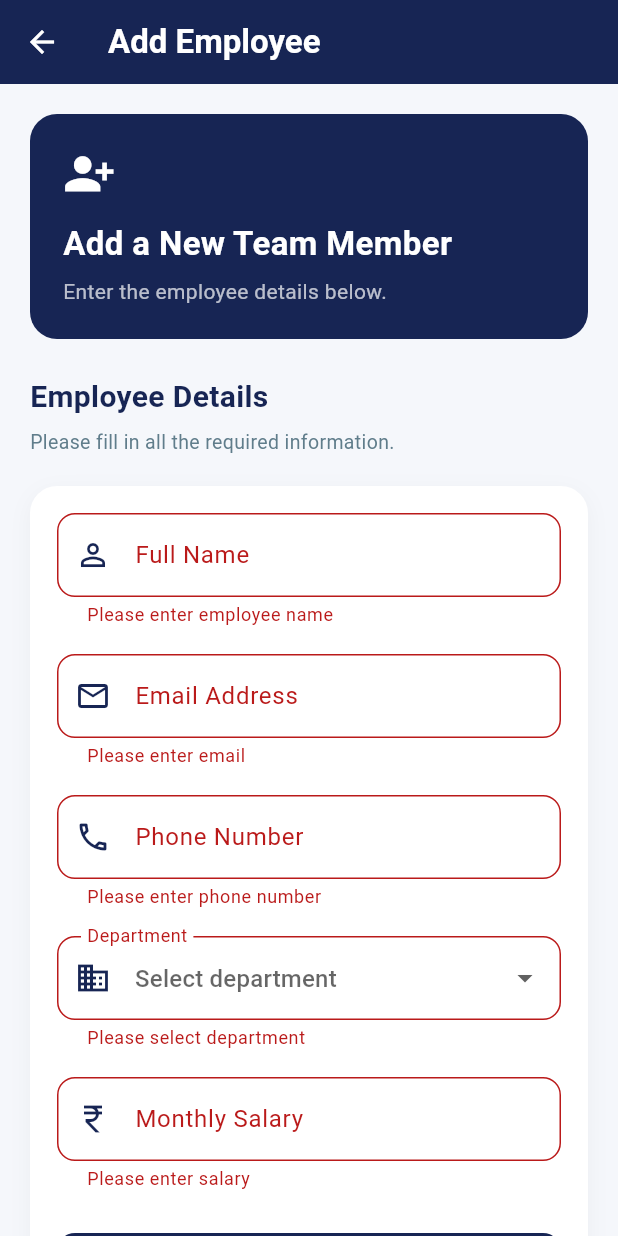
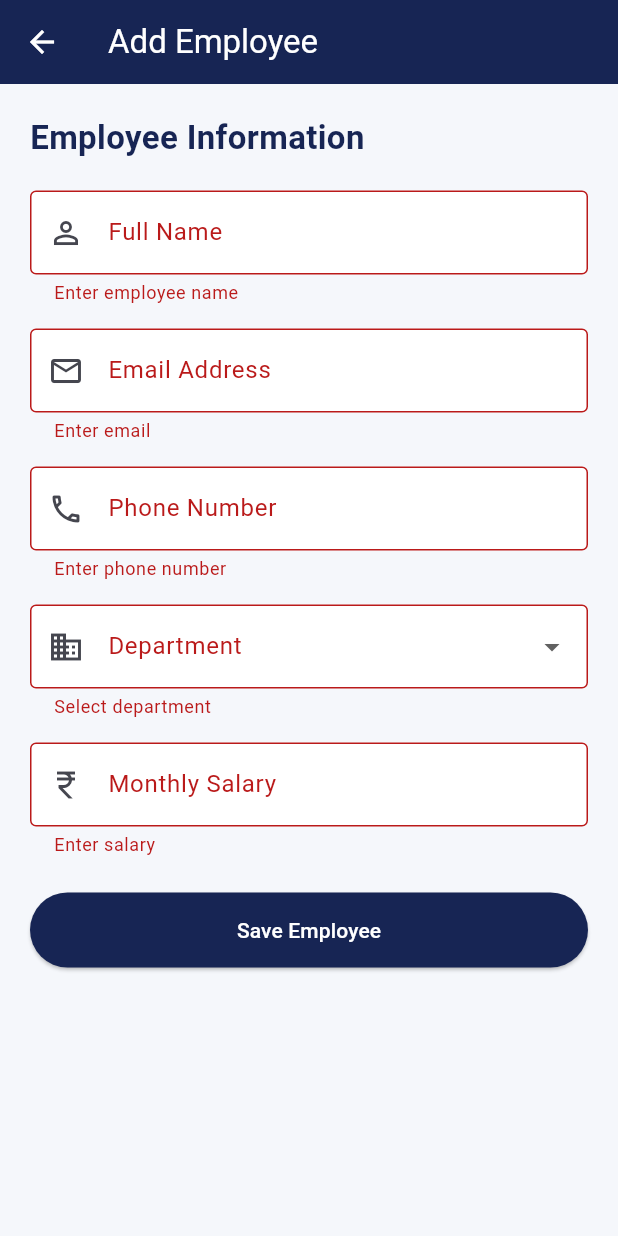
Before and after one commit to DhanshreePabal11/employee-management-system, a Flutter app: the AddEmployeeScreen screen opened directly, after a tap on "Save Employee", on a phone screen of 412 x 824 dp. Run offline on Flutter 3.47's test engine with Material 3 defaults, Android fonts, the phone set to English and light mode, and no system bars.

Commit message:
make changes in employee

```diff
--- a/lib/view/add_employee_screen.dart
+++ b/lib/view/add_employee_screen.dart
@@ -18,15 +18,11 @@ class _AddEmployeeScreenState extends State<AddEmployeeScreen> {
 
   String? department;
 
-  final Color primaryColor = const Color(0xFF172554);
-  final Color backgroundColor = const Color(0xFFF5F7FB);
-
   void saveEmployee() {
     if (_formKey.currentState!.validate()) {
       ScaffoldMessenger.of(context).showSnackBar(
         const SnackBar(
           content: Text('Employee added successfully!'),
-          backgroundColor: Colors.green,
         ),
       );
 
@@ -43,201 +39,106 @@ class _AddEmployeeScreenState extends State<AddEmployeeScreen> {
     super.dispose();
   }
 
-  InputDecoration inputDecoration({
-    required String label,
-    required String hint,
-    required IconData icon,
-  }) {
-    return InputDecoration(
-      labelText: label,
-      hintText: hint,
-      prefixIcon: Icon(icon, color: primaryColor),
-      filled: true,
-      fillColor: Colors.white,
-      contentPadding: const EdgeInsets.symmetric(
-        horizontal: 16,
-        vertical: 16,
-      ),
-      border: OutlineInputBorder(
-        borderRadius: BorderRadius.circular(12),
-        borderSide: const BorderSide(color: Color(0xFFE2E8F0)),
-      ),
-      enabledBorder: OutlineInputBorder(
-        borderRadius: BorderRadius.circular(12),
-        borderSide: const BorderSide(color: Color(0xFFE2E8F0)),
-      ),
-      focusedBorder: OutlineInputBorder(
-        borderRadius: BorderRadius.circular(12),
-        borderSide: BorderSide(color: primaryColor, width: 1.5),
-      ),
-    );
-  }
-
   @override
   Widget build(BuildContext context) {
     return Scaffold(
-      backgroundColor: backgroundColor,
+      backgroundColor: const Color(0xFFF5F7FB),
       appBar: AppBar(
-        backgroundColor: primaryColor,
+        title: const Text('Add Employee'),
+        backgroundColor: const Color(0xFF172554),
         foregroundColor: Colors.white,
-        elevation: 0,
-        title: const Text(
-          'Add Employee',
-          style: TextStyle(fontWeight: FontWeight.w600),
-        ),
       ),
       body: SingleChildScrollView(
         padding: const EdgeInsets.all(20),
+        child: Form(
+          key: _formKey,
           child: Column(
             crossAxisAlignment: CrossAxisAlignment.start,
             children: [
-            Container(
-              width: double.infinity,
-              padding: const EdgeInsets.all(22),
-              decoration: BoxDecoration(
-                color: primaryColor,
-                borderRadius: BorderRadius.circular(18),
-              ),
-              child: const Column(
-                crossAxisAlignment: CrossAxisAlignment.start,
-                children: [
-                  Icon(
-                    Icons.person_add_alt_1,
-                    color: Colors.white,
-                    size: 35,
-                  ),
-                  SizedBox(height: 14),
-                  Text(
-                    'Add a New Team Member',
+              const Text(
+                'Employee Information',
                 style: TextStyle(
-                      color: Colors.white,
                   fontSize: 22,
-                      fontWeight: FontWeight.bold,
-                    ),
-                  ),
-                  SizedBox(height: 6),
-                  Text(
-                    'Enter the employee details below.',
-                    style: TextStyle(
-                      color: Colors.white70,
-                      fontSize: 14,
-                    ),
-                  ),
-                ],
-              ),
-            ),
-
-            const SizedBox(height: 24),
-
-            const Text(
-              'Employee Details',
-              style: TextStyle(
-                fontSize: 20,
                   fontWeight: FontWeight.bold,
                   color: Color(0xFF172554),
                 ),
               ),
 
-            const SizedBox(height: 6),
-
-            const Text(
-              'Please fill in all the required information.',
-              style: TextStyle(
-                color: Colors.blueGrey,
-                fontSize: 13,
-              ),
-            ),
-
               const SizedBox(height: 20),
 
-            Container(
-              padding: const EdgeInsets.all(18),
-              decoration: BoxDecoration(
-                color: Colors.white,
-                borderRadius: BorderRadius.circular(18),
-                boxShadow: [
-                  BoxShadow(
-                    color: Colors.black.withValues(alpha: 0.04),
-                    blurRadius: 12,
-                    offset: const Offset(0, 4),
-                  ),
-                ],
-              ),
-              child: Form(
-                key: _formKey,
-                child: Column(
-                  children: [
               TextFormField(
                 controller: nameController,
-                      textCapitalization: TextCapitalization.words,
-                      decoration: inputDecoration(
-                        label: 'Full Name',
-                        hint: 'Enter full name',
-                        icon: Icons.person_outline,
+                decoration: const InputDecoration(
+                  labelText: 'Full Name',
+                  prefixIcon: Icon(Icons.person_outline),
+                  border: OutlineInputBorder(),
+                  filled: true,
+                  fillColor: Colors.white,
                 ),
                 validator: (value) {
-                        if (value == null || value.trim().isEmpty) {
-                          return 'Please enter employee name';
+                  if (value == null || value.isEmpty) {
+                    return 'Enter employee name';
                   }
                   return null;
                 },
               ),
 
-                    const SizedBox(height: 18),
+              const SizedBox(height: 16),
 
               TextFormField(
                 controller: emailController,
                 keyboardType: TextInputType.emailAddress,
-                      decoration: inputDecoration(
-                        label: 'Email Address',
-                        hint: 'name@company.com',
-                        icon: Icons.email_outlined,
+                decoration: const InputDecoration(
+                  labelText: 'Email Address',
+                  prefixIcon: Icon(Icons.email_outlined),
+                  border: OutlineInputBorder(),
+                  filled: true,
+                  fillColor: Colors.white,
                 ),
                 validator: (value) {
-                        if (value == null || value.trim().isEmpty) {
-                          return 'Please enter email';
+                  if (value == null || value.isEmpty) {
+                    return 'Enter email';
                   }
-                        if (!RegExp(
-                          r'^[^@\s]+@[^@\s]+\.[^@\s]+$',
-                        ).hasMatch(value.trim())) {
-                          return 'Please enter a valid email';
+                  if (!value.contains('@')) {
+                    return 'Enter a valid email';
                   }
                   return null;
                 },
               ),
 
-                    const SizedBox(height: 18),
+              const SizedBox(height: 16),
 
               TextFormField(
                 controller: phoneController,
                 keyboardType: TextInputType.phone,
-                      maxLength: 10,
-                      decoration: inputDecoration(
-                        label: 'Phone Number',
-                        hint: '10-digit phone number',
-                        icon: Icons.phone_outlined,
-                      ).copyWith(counterText: ''),
+                decoration: const InputDecoration(
+                  labelText: 'Phone Number',
+                  prefixIcon: Icon(Icons.phone_outlined),
+                  border: OutlineInputBorder(),
+                  filled: true,
+                  fillColor: Colors.white,
+                ),
                 validator: (value) {
-                        if (value == null || value.trim().isEmpty) {
-                          return 'Please enter phone number';
+                  if (value == null || value.isEmpty) {
+                    return 'Enter phone number';
                   }
-                        if (!RegExp(r'^[0-9]{10}$').hasMatch(value.trim())) {
-                          return 'Enter a valid 10-digit number';
+                  if (value.length != 10) {
+                    return 'Enter 10-digit phone number';
                   }
                   return null;
                 },
               ),
 
-                    const SizedBox(height: 18),
+              const SizedBox(height: 16),
 
               DropdownButtonFormField<String>(
-                      decoration: inputDecoration(
-                        label: 'Department',
-                        hint: 'Select department',
-                        icon: Icons.business_outlined,
+                decoration: const InputDecoration(
+                  labelText: 'Department',
+                  prefixIcon: Icon(Icons.business_outlined),
+                  border: OutlineInputBorder(),
+                  filled: true,
+                  fillColor: Colors.white,
                 ),
-                      value: department,
-                      isExpanded: true,
                 items: const [
                   DropdownMenuItem(
                     value: 'HR',
@@ -267,73 +168,50 @@ class _AddEmployeeScreenState extends State<AddEmployeeScreen> {
                 },
                 validator: (value) {
                   if (value == null) {
-                          return 'Please select department';
+                    return 'Select department';
                   }
                   return null;
                 },
               ),
 
-                    const SizedBox(height: 18),
+              const SizedBox(height: 16),
 
               TextFormField(
                 controller: salaryController,
-                      keyboardType: const TextInputType.numberWithOptions(
-                        decimal: true,
-                      ),
-                      decoration: inputDecoration(
-                        label: 'Monthly Salary',
-                        hint: 'Enter monthly salary',
-                        icon: Icons.currency_rupee,
+                keyboardType: TextInputType.number,
+                decoration: const InputDecoration(
+                  labelText: 'Monthly Salary',
+                  prefixIcon: Icon(Icons.currency_rupee),
+                  border: OutlineInputBorder(),
+                  filled: true,
+                  fillColor: Colors.white,
                 ),
                 validator: (value) {
-                        if (value == null || value.trim().isEmpty) {
-                          return 'Please enter salary';
+                  if (value == null || value.isEmpty) {
+                    return 'Enter salary';
                   }
-
-                        final salary = double.tryParse(value.trim());
-
-                        if (salary == null || salary <= 0) {
-                          return 'Enter a valid salary';
-                        }
-
                   return null;
                 },
               ),
 
-                    const SizedBox(height: 28),
+              const SizedBox(height: 24),
 
               SizedBox(
                 width: double.infinity,
-                      height: 54,
-                      child: ElevatedButton.icon(
+                height: 50,
+                child: ElevatedButton(
                   onPressed: saveEmployee,
-                        icon: const Icon(Icons.check_circle_outline),
-                        label: const Text(
-                          'Save Employee',
-                          style: TextStyle(
-                            fontSize: 16,
-                            fontWeight: FontWeight.w600,
+                  style: ElevatedButton.styleFrom(
+                    backgroundColor: const Color(0xFF172554),
+                    foregroundColor: Colors.white,
                   ),
-                        ),
-                        style: ElevatedButton.styleFrom(
-                          backgroundColor: primaryColor,
-                          foregroundColor: Colors.white,
-                          elevation: 0,
-                          shape: RoundedRectangleBorder(
-                            borderRadius: BorderRadius.circular(12),
-                          ),
-                        ),
+                  child: const Text('Save Employee'),
                 ),
               ),
             ],
           ),
         ),
       ),
-
-            const SizedBox(height: 20),
-          ],
-        ),
-      ),
     );
   }
 }
```
Lines whose indentation alone changed are shown as unchanged.
